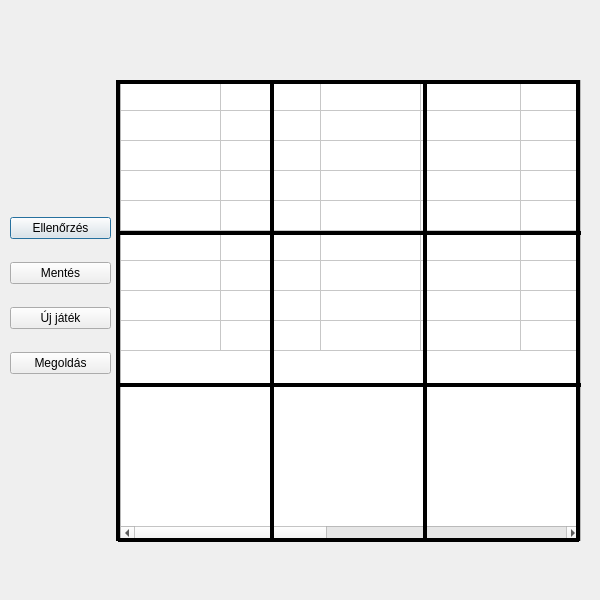
The window that game.ui (kevinbencs/Sudoku) describes before a commit, drawn with Qt 5.
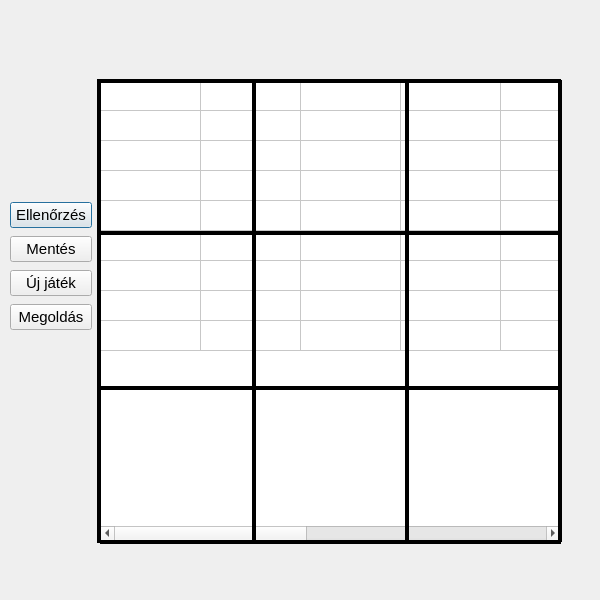
The same window after the commit.

```diff
--- a/game.ui
+++ b/game.ui
@@ -13,83 +13,15 @@
   <property name="windowTitle">
    <string>Sudoku</string>
   </property>
-  <widget class="QLabel" name="label">
-   <property name="geometry">
-    <rect>
-     <x>230</x>
-     <y>10</y>
-     <width>191</width>
-     <height>41</height>
-    </rect>
-   </property>
-   <property name="text">
-    <string>&lt;html&gt;&lt;head/&gt;&lt;body&gt;&lt;p align=&quot;center&quot;&gt;&lt;br/&gt;&lt;/p&gt;&lt;/body&gt;&lt;/html&gt;</string>
-   </property>
-  </widget>
-  <widget class="QWidget" name="layoutWidget">
-   <property name="geometry">
-    <rect>
-     <x>10</x>
-     <y>200</y>
-     <width>101</width>
-     <height>191</height>
-    </rect>
-   </property>
-   <layout class="QVBoxLayout" name="verticalLayout">
-    <item>
-     <widget class="QPushButton" name="pushButton">
-      <property name="text">
-       <string>Ellenőrzés</string>
-      </property>
-     </widget>
-    </item>
-    <item>
-     <widget class="QPushButton" name="pushButton_2">
-      <property name="text">
-       <string>Mentés</string>
-      </property>
-     </widget>
-    </item>
-    <item>
-     <widget class="QPushButton" name="pushButton_3">
-      <property name="text">
-       <string>Új játék</string>
-      </property>
-     </widget>
-    </item>
-    <item>
-     <widget class="QPushButton" name="pushButton_4">
-      <property name="text">
-       <string>Megoldás</string>
-      </property>
-     </widget>
-    </item>
-   </layout>
-  </widget>
   <widget class="QTableWidget" name="tableWidget">
    <property name="geometry">
     <rect>
-     <x>120</x>
+     <x>100</x>
      <y>80</y>
      <width>461</width>
      <height>461</height>
     </rect>
    </property>
-   <property name="minimumSize">
-    <size>
-     <width>0</width>
-     <height>0</height>
-    </size>
-   </property>
-   <property name="frameShape">
-    <enum>QFrame::StyledPanel</enum>
-   </property>
-   <property name="frameShadow">
-    <enum>QFrame::Plain</enum>
-   </property>
-   <property name="lineWidth">
-    <number>1</number>
-   </property>
    <property name="rowCount">
     <number>9</number>
    </property>
@@ -126,72 +58,16 @@
    <column/>
    <column/>
    <column/>
-   <item row="0" column="0">
-    <property name="text">
-     <string/>
-    </property>
-    <property name="font">
-     <font>
-      <pointsize>14</pointsize>
-      <bold>true</bold>
-     </font>
-    </property>
-    <property name="textAlignment">
-     <set>AlignCenter</set>
-    </property>
-   </item>
-   <item row="0" column="1">
-    <property name="font">
-     <font>
-      <pointsize>15</pointsize>
-      <bold>true</bold>
-     </font>
-    </property>
-    <property name="textAlignment">
-     <set>AlignCenter</set>
-    </property>
-   </item>
-   <item row="0" column="2">
-    <property name="font">
-     <font>
-      <pointsize>15</pointsize>
-      <bold>true</bold>
-     </font>
-    </property>
-    <property name="textAlignment">
-     <set>AlignCenter</set>
-    </property>
-   </item>
-   <item row="1" column="1">
-    <property name="font">
-     <font>
-      <pointsize>15</pointsize>
-      <bold>true</bold>
-     </font>
-    </property>
-    <property name="textAlignment">
-     <set>AlignCenter</set>
-    </property>
-   </item>
   </widget>
   <widget class="Line" name="line">
-   <property name="windowModality">
-    <enum>Qt::NonModal</enum>
-   </property>
-   <property name="enabled">
-    <bool>true</bool>
-   </property>
    <property name="geometry">
     <rect>
-     <x>120</x>
+     <x>100</x>
      <y>225</y>
      <width>461</width>
      <height>16</height>
     </rect>
    </property>
-   <property name="styleSheet">
-    <string notr="true"/>
-   </property>
    <property name="frameShadow">
     <enum>QFrame::Plain</enum>
    </property>
@@ -205,15 +81,12 @@
   <widget class="Line" name="line_2">
    <property name="geometry">
     <rect>
-     <x>120</x>
-     <y>375</y>
+     <x>100</x>
+     <y>378</y>
      <width>461</width>
-     <height>20</height>
+     <height>21</height>
     </rect>
    </property>
-   <property name="styleSheet">
-    <string notr="true"/>
-   </property>
    <property name="frameShadow">
     <enum>QFrame::Plain</enum>
    </property>
@@ -230,10 +103,10 @@
    </property>
    <property name="geometry">
     <rect>
-     <x>262</x>
-     <y>80</y>
-     <width>21</width>
-     <height>461</height>
+     <x>100</x>
+     <y>534</y>
+     <width>461</width>
+     <height>16</height>
     </rect>
    </property>
    <property name="frameShadow">
@@ -243,16 +116,16 @@
     <number>4</number>
    </property>
    <property name="orientation">
-    <enum>Qt::Vertical</enum>
+    <enum>Qt::Horizontal</enum>
    </property>
   </widget>
   <widget class="Line" name="line_4">
    <property name="geometry">
     <rect>
-     <x>410</x>
-     <y>80</y>
-     <width>31</width>
-     <height>461</height>
+     <x>100</x>
+     <y>73</y>
+     <width>461</width>
+     <height>16</height>
     </rect>
    </property>
    <property name="frameShadow">
@@ -262,16 +135,16 @@
     <number>4</number>
    </property>
    <property name="orientation">
-    <enum>Qt::Vertical</enum>
+    <enum>Qt::Horizontal</enum>
    </property>
   </widget>
   <widget class="Line" name="line_5">
    <property name="geometry">
     <rect>
-     <x>108</x>
-     <y>80</y>
+     <x>89</x>
+     <y>79</y>
      <width>20</width>
-     <height>461</height>
+     <height>464</height>
     </rect>
    </property>
    <property name="frameShadow">
@@ -287,10 +160,10 @@
   <widget class="Line" name="line_6">
    <property name="geometry">
     <rect>
-     <x>568</x>
+     <x>550</x>
      <y>80</y>
      <width>20</width>
-     <height>461</height>
+     <height>462</height>
     </rect>
    </property>
    <property name="frameShadow">
@@ -306,10 +179,10 @@
   <widget class="Line" name="line_7">
    <property name="geometry">
     <rect>
-     <x>118</x>
-     <y>72</y>
-     <width>461</width>
-     <height>20</height>
+     <x>244</x>
+     <y>80</y>
+     <width>20</width>
+     <height>461</height>
     </rect>
    </property>
    <property name="frameShadow">
@@ -319,16 +192,16 @@
     <number>4</number>
    </property>
    <property name="orientation">
-    <enum>Qt::Horizontal</enum>
+    <enum>Qt::Vertical</enum>
    </property>
   </widget>
   <widget class="Line" name="line_8">
    <property name="geometry">
     <rect>
-     <x>118</x>
-     <y>532</y>
-     <width>461</width>
-     <height>16</height>
+     <x>399</x>
+     <y>80</y>
+     <width>16</width>
+     <height>461</height>
     </rect>
    </property>
    <property name="frameShadow">
@@ -338,9 +211,82 @@
     <number>4</number>
    </property>
    <property name="orientation">
-    <enum>Qt::Horizontal</enum>
+    <enum>Qt::Vertical</enum>
    </property>
   </widget>
+  <widget class="QLabel" name="label">
+   <property name="geometry">
+    <rect>
+     <x>101</x>
+     <y>13</y>
+     <width>467</width>
+     <height>51</height>
+    </rect>
+   </property>
+   <property name="text">
+    <string>&lt;html&gt;&lt;head/&gt;&lt;body&gt;&lt;p align=&quot;center&quot;&gt;&lt;br/&gt;&lt;/p&gt;&lt;/body&gt;&lt;/html&gt;</string>
+   </property>
+  </widget>
+  <widget class="QWidget" name="">
+   <property name="geometry">
+    <rect>
+     <x>10</x>
+     <y>200</y>
+     <width>82</width>
+     <height>132</height>
+    </rect>
+   </property>
+   <layout class="QVBoxLayout" name="verticalLayout">
+    <item>
+     <widget class="QPushButton" name="pushButton">
+      <property name="font">
+       <font>
+        <pointsize>11</pointsize>
+       </font>
+      </property>
+      <property name="text">
+       <string>Ellenőrzés</string>
+      </property>
+     </widget>
+    </item>
+    <item>
+     <widget class="QPushButton" name="pushButton_2">
+      <property name="font">
+       <font>
+        <pointsize>11</pointsize>
+       </font>
+      </property>
+      <property name="text">
+       <string>Mentés</string>
+      </property>
+     </widget>
+    </item>
+    <item>
+     <widget class="QPushButton" name="pushButton_3">
+      <property name="font">
+       <font>
+        <pointsize>11</pointsize>
+       </font>
+      </property>
+      <property name="text">
+       <string>Új játék</string>
+      </property>
+     </widget>
+    </item>
+    <item>
+     <widget class="QPushButton" name="pushButton_4">
+      <property name="font">
+       <font>
+        <pointsize>11</pointsize>
+       </font>
+      </property>
+      <property name="text">
+       <string>Megoldás</string>
+      </property>
+     </widget>
+    </item>
+   </layout>
+  </widget>
  </widget>
  <resources/>
  <connections/>
```
Left out of the diff: 3 changed lines with no effect on the pictures.
